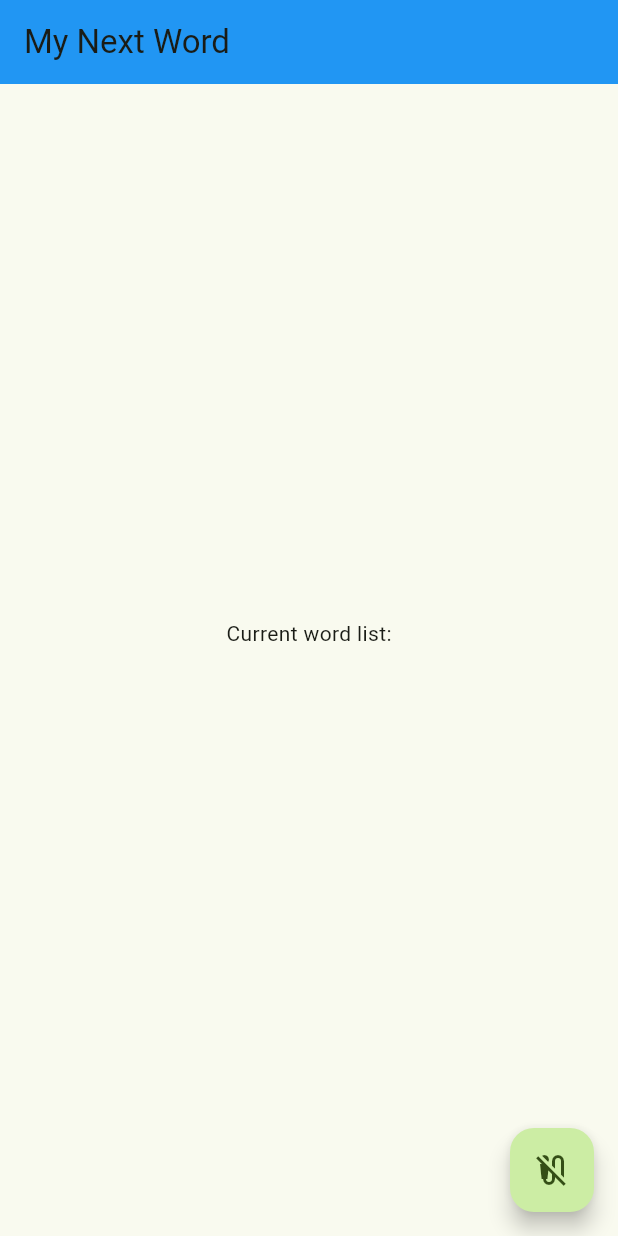
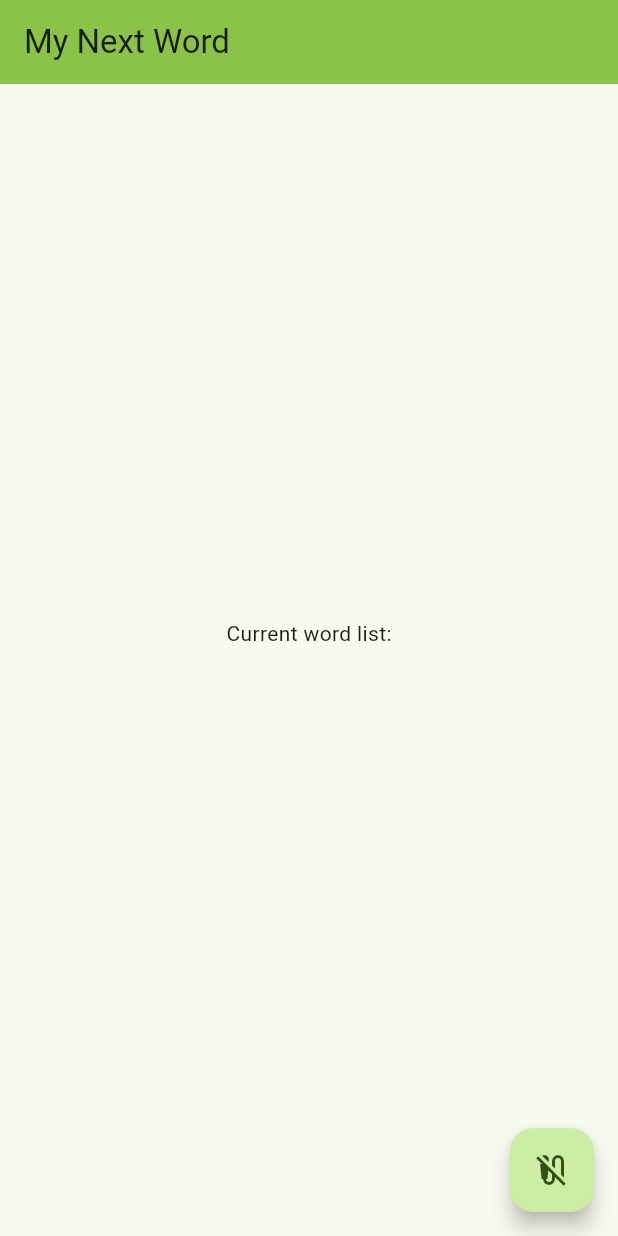
Before and after one commit to trinary/my_next_word, a Flutter app: the screen it shows after launch, after a tap on the "mic external off" icon, on a phone screen of 412 x 824 dp. Run offline on Flutter 3.47's test engine with Material 3 defaults, Android fonts, the phone set to English and light mode, and no system bars; our stand-ins replace speech_to_text.

Commit message:
got some words being recognized, kinda

```diff
--- a/lib/main.dart
+++ b/lib/main.dart
@@ -33,7 +33,7 @@ class MyHomePage extends StatefulWidget {
 
 class _MyHomePageState extends State<MyHomePage> {
   bool _recording = false;
-  SpeechToText _speechToText = SpeechToText();
+  final SpeechToText _speechToText = SpeechToText();
   bool _speechEnabled = false;
   bool _speechAvailable = false;
   String _currentWords = '';
@@ -52,8 +52,8 @@ class _MyHomePageState extends State<MyHomePage> {
   }
 
   void statusListener(String status) async {
-    debugPrint("status $status");
-    if (status == "done" && _speechEnabled) {
+    debugPrint("statusListener $status");
+    if ((status == "notListening" || status == "done") && _speechEnabled) {
       setState(() {
       _lastWords += " $_currentWords";
       _currentWords = "";
@@ -82,11 +82,14 @@ class _MyHomePageState extends State<MyHomePage> {
   }
 
   Future _startListening() async {
+    debugPrint("startListening running");
     await _stopListening();
-    await Future.delayed(const Duration(milliseconds: 50));
+    debugPrint("stopListening complete");
+    await Future.delayed(const Duration(milliseconds: 20));
+    debugPrint("restart delay complete");
     await _speechToText.listen(
       onResult: _onSpeechResult,
-      localeId: _selectedLocaleId,
+      //localeId: _selectedLocaleId,
       listenOptions: SpeechListenOptions(
         cancelOnError: false,
         partialResults: true,
@@ -94,10 +97,12 @@ class _MyHomePageState extends State<MyHomePage> {
         onDevice: true
       )
     );
+    debugPrint("listen complete");
     setState(() {_speechEnabled = true;});
   }
 
   void _onSpeechResult(SpeechRecognitionResult result) {
+    debugPrint("onSpeechResult: $result");
     setState(() {
       _currentWords = result.recognizedWords;
     });
@@ -118,7 +123,7 @@ class _MyHomePageState extends State<MyHomePage> {
     // The Flutter framework has been optimized to make rerunning build methods
     // fast, so that you can just rebuild anything that needs updating rather
     // than having to individually change instances of widgets.
-    var barColor = _speechToText.isListening ? Colors.red : Colors.blue;
+    var barColor = _speechToText.isListening ? Colors.red : Colors.lightGreen;
 
     return Scaffold(
       appBar: AppBar(
@@ -139,7 +144,7 @@ class _MyHomePageState extends State<MyHomePage> {
       ),
       floatingActionButton: FloatingActionButton(
         onPressed: _speechToText.isListening ? _stopListening : _startListening,
-        tooltip: 'Toggle Recording',
+        tooltip: 'Toggle Recognition',
         child: Icon(_speechToText.isListening ? Icons.mic : Icons.mic_external_off),
       ),
     );
```
